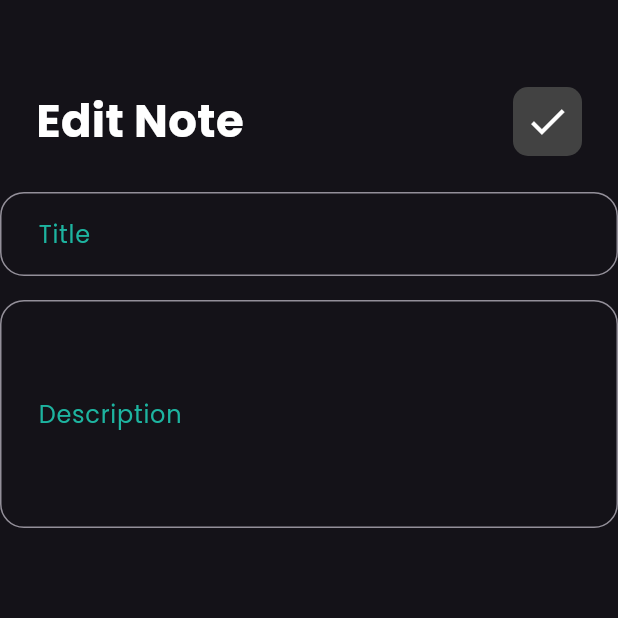
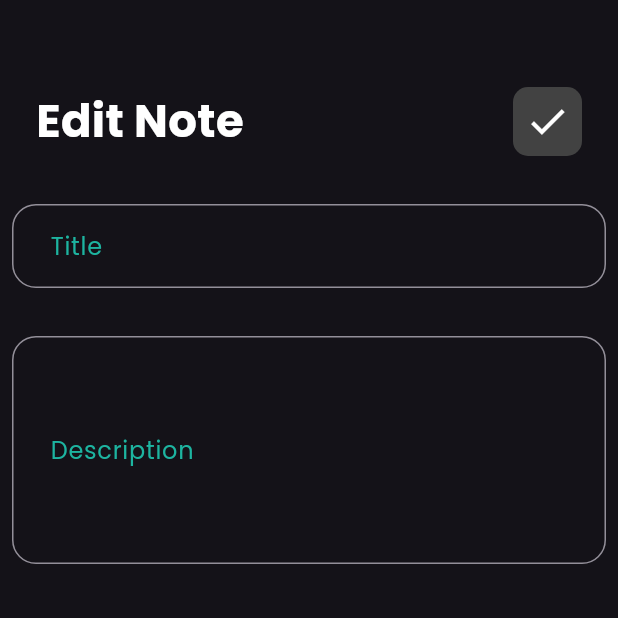
Before and after one commit to mahmOoud2004/note_app, a Flutter app: the EditNote screen opened directly, on a phone screen of 412 x 824 dp, the top half of it. Run offline on Flutter 3.47's test engine with Material 3 defaults, Android fonts, the phone set to English and light mode, and no system bars.

Commit message:
add hive

```diff
--- a/lib/views/edit_note.dart
+++ b/lib/views/edit_note.dart
@@ -15,9 +15,15 @@ class EditNote extends StatelessWidget {
             SizedBox(height: 50),
             CustomAppbar(title: "Edit Note", icon: Icons.done),
             SizedBox(height: 16),
-            CustomTextField(text: "Title"),
+            Padding(
+              padding: const EdgeInsets.all(8),
+              child: CustomTextField(text: "Title"),
+            ),
             SizedBox(height: 16),
-            CustomTextField(text: "Description", maxLines: 5),
+            Padding(
+              padding: const EdgeInsets.all(8),
+              child: CustomTextField(text: "Description", maxLines: 5),
+            ),
           ],
         ),
       ),
--- a/pubspec.yaml
+++ b/pubspec.yaml
@@ -34,8 +34,12 @@ dependencies:
   # The following adds the Cupertino Icons font to your application.
   # Use with the CupertinoIcons class for iOS style icons.
   cupertino_icons: ^1.0.8
+  hive: ^2.2.3
+  hive_flutter: ^1.1.0
 
 dev_dependencies:
+  build_runner: ^2.6.0
+  hive_generator: ^2.0.1
   flutter_test:
     sdk: flutter
 
```
Also changed, not shown: lib/model/note_model.dart (added, +13 -0 lines), pubspec.lock, 1 other file.
